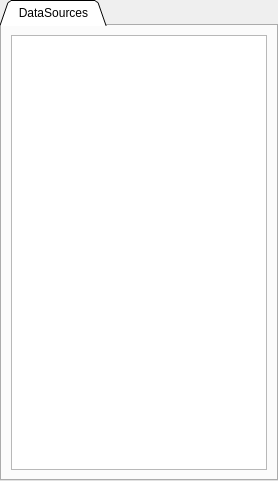
The window that ndtsconfigtool/ui/datasourcelist.ui (jkotan/nexdatas.configtool) describes before a commit, drawn with Qt 5.
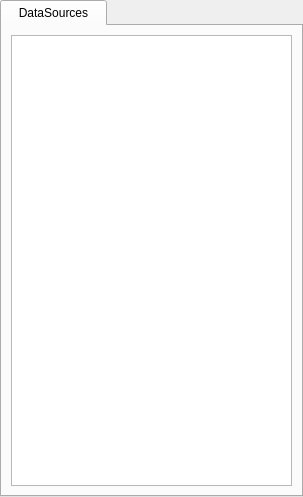
The same window after the commit.

Commit message: changing list widget

```diff
--- a/ndtsconfigtool/ui/datasourcelist.ui
+++ b/ndtsconfigtool/ui/datasourcelist.ui
@@ -6,8 +6,8 @@
    <rect>
     <x>0</x>
     <y>0</y>
-    <width>278</width>
-    <height>481</height>
+    <width>303</width>
+    <height>497</height>
    </rect>
   </property>
   <property name="windowTitle">
@@ -19,15 +19,27 @@
    </property>
    <item row="0" column="0">
     <widget class="QTabWidget" name="dataSourceTabWidget">
+     <property name="autoFillBackground">
+      <bool>false</bool>
+     </property>
      <property name="tabPosition">
       <enum>QTabWidget::North</enum>
      </property>
      <property name="tabShape">
-      <enum>QTabWidget::Triangular</enum>
+      <enum>QTabWidget::Rounded</enum>
      </property>
      <property name="currentIndex">
       <number>0</number>
      </property>
+     <property name="elideMode">
+      <enum>Qt::ElideNone</enum>
+     </property>
+     <property name="documentMode">
+      <bool>false</bool>
+     </property>
+     <property name="movable">
+      <bool>false</bool>
+     </property>
      <widget class="QWidget" name="dataSourceTab">
       <attribute name="title">
        <string>  DataSources  </string>
```
The commit also changes 1 other file.
